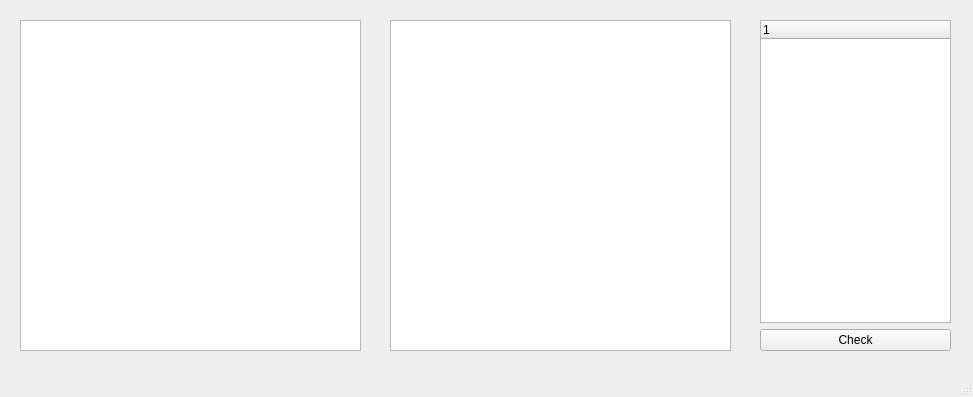
The window that gui/mainView.ui (PatrykRadon/Image-Analysis-Project) describes before a commit, drawn with Qt 5.
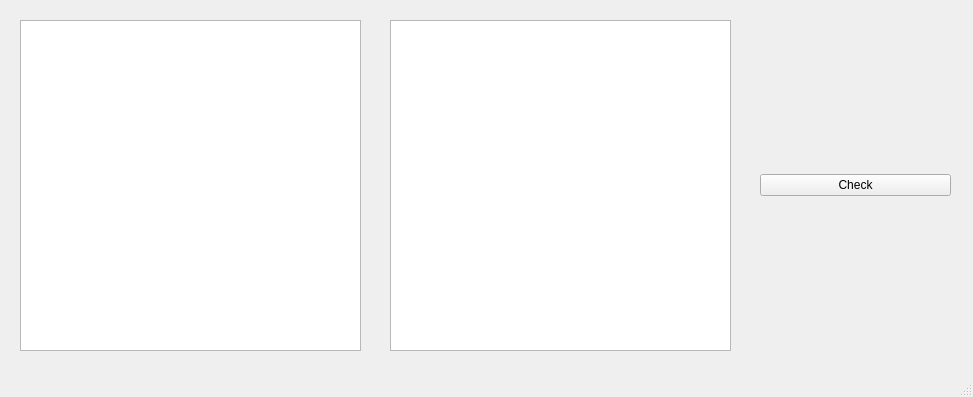
The same window after the commit.

What changed in the file:
```diff
--- a/gui/mainView.ui
+++ b/gui/mainView.ui
@@ -32,13 +32,7 @@
       </widget>
      </item>
      <item row="0" column="1">
-      <widget class="QTreeWidget" name="folder_widget">
-       <column>
-        <property name="text">
-         <string notr="true">1</string>
-        </property>
-       </column>
-      </widget>
+      <layout class="QGridLayout" name="folder_view"/>
      </item>
     </layout>
    </widget>
```
